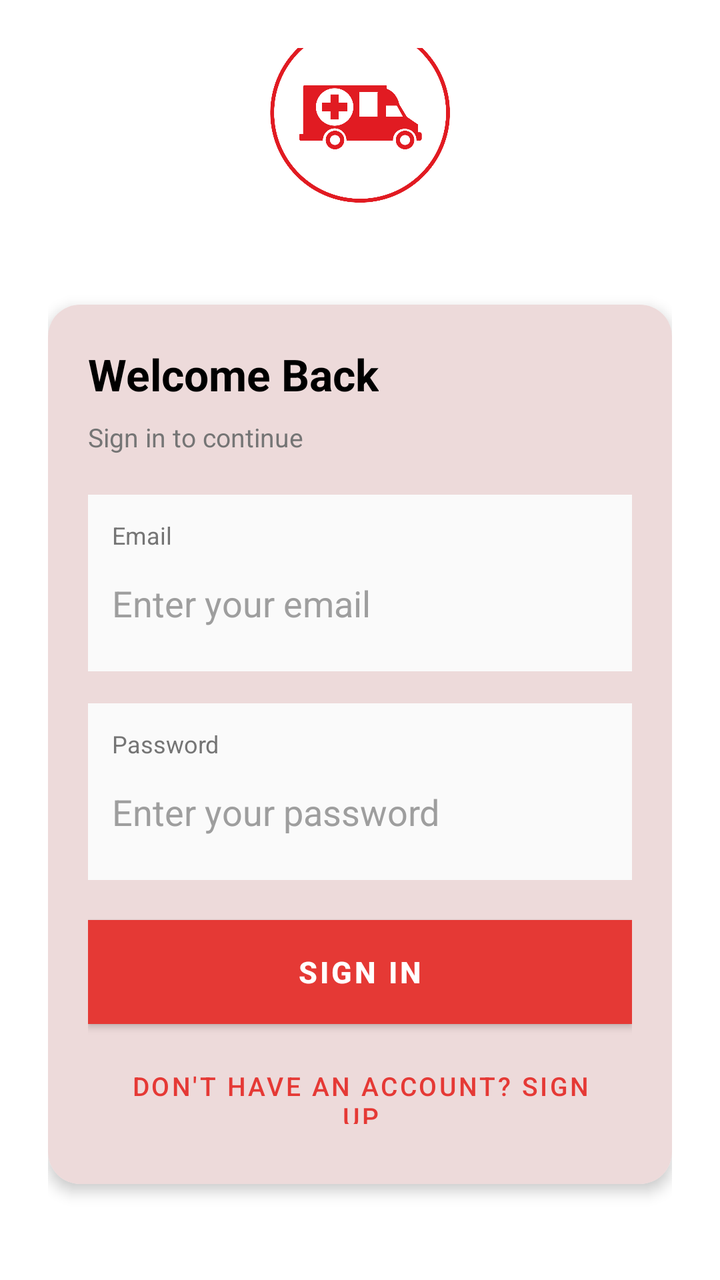
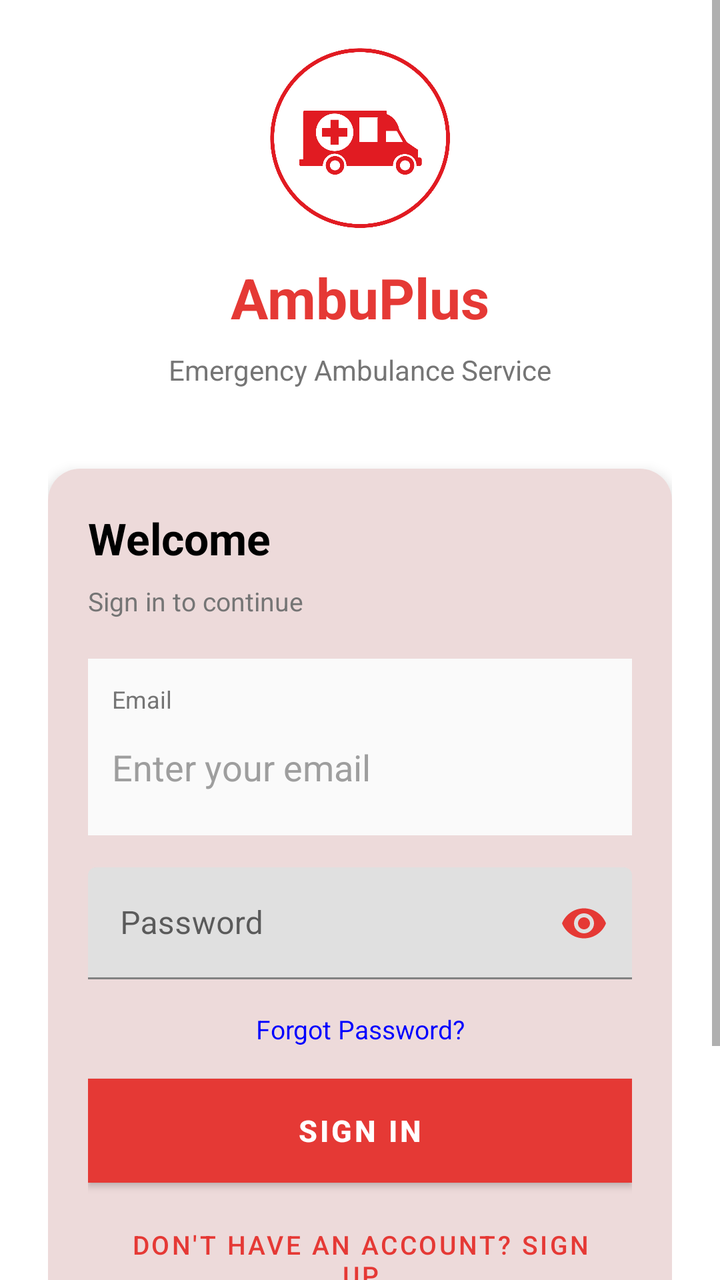

Screens rendered from an Android XML layout before and after an edit, with the pre-edit source and the edit as a unified diff.
<!-- AndroidManifest.xml: activity theme Theme.AmbuPlus -->
<!-- res/layout/activity_login.xml -->
<?xml version="1.0" encoding="utf-8"?>
<LinearLayout xmlns:android="http://schemas.android.com/apk/res/android"
    xmlns:app="http://schemas.android.com/apk/res-auto"
    android:layout_width="match_parent"
    android:layout_height="match_parent"
    android:background="#FFFFFF"
    android:gravity="center_vertical"
    android:orientation="vertical"
    android:padding="24dp">

    
    <LinearLayout
        android:layout_width="match_parent"
        android:layout_height="wrap_content"
        android:layout_marginBottom="40dp"
        android:layout_weight="1"
        android:gravity="center"
        android:orientation="vertical">

        <ImageView
            android:layout_width="90dp"
            android:layout_height="90dp"
            android:contentDescription="AmbuPlus Logo"
            android:src="@drawable/ic_ambulance_logo" />

        <TextView
            android:layout_width="wrap_content"
            android:layout_height="wrap_content"
            android:layout_marginTop="16dp"
            android:text="AmbuPlus"
            android:textColor="#E53935"
            android:textSize="28sp"
            android:textStyle="bold" />

        <TextView
            android:layout_width="wrap_content"
            android:layout_height="wrap_content"
            android:layout_marginTop="8dp"
            android:text="Emergency Ambulance Service"
            android:textColor="#757575"
            android:textSize="14sp" />

    </LinearLayout>

    
    <androidx.cardview.widget.CardView
        android:layout_width="match_parent"
        android:layout_height="wrap_content"
        android:layout_marginBottom="24dp"
        android:layout_weight="0"
        app:cardCornerRadius="16dp"
        app:cardElevation="4dp">

        <LinearLayout
            android:layout_width="match_parent"
            android:layout_height="wrap_content"
            android:background="#EDDADA"
            android:orientation="vertical"
            android:padding="20dp">

            <TextView
                android:layout_width="wrap_content"
                android:layout_height="wrap_content"
                android:layout_marginBottom="8dp"
                android:text="Welcome Back"
                android:textColor="#000000"
                android:textSize="22sp"
                android:textStyle="bold" />

            <TextView
                android:layout_width="wrap_content"
                android:layout_height="wrap_content"
                android:layout_marginBottom="20dp"
                android:text="Sign in to continue"
                android:textColor="#757575"
                android:textSize="13sp" />

            
            <LinearLayout
                android:layout_width="match_parent"
                android:layout_height="wrap_content"
                android:layout_marginBottom="16dp"
                android:background="#FAFAFA"
                android:clickable="true"
                android:focusable="true"
                android:orientation="vertical"
                android:padding="12dp">

                <TextView
                    android:layout_width="wrap_content"
                    android:layout_height="wrap_content"
                    android:layout_marginBottom="4dp"
                    android:text="Email"
                    android:textColor="#757575"
                    android:textSize="12sp" />

                <EditText
                    android:id="@+id/etEmail"
                    android:layout_width="match_parent"
                    android:layout_height="wrap_content"
                    android:background="@null"
                    android:hint="Enter your email"
                    android:inputType="textEmailAddress"
                    android:maxLines="1"
                    android:minHeight="44dp"
                    android:textColor="#000000"
                    android:textColorHint="#9E9E9E" />

            </LinearLayout>

            
            <LinearLayout
                android:layout_width="match_parent"
                android:layout_height="wrap_content"
                android:layout_marginBottom="20dp"
                android:background="#FAFAFA"
                android:clickable="true"
                android:focusable="true"
                android:orientation="vertical"
                android:padding="12dp">

                <TextView
                    android:layout_width="wrap_content"
                    android:layout_height="wrap_content"
                    android:layout_marginBottom="4dp"
                    android:text="Password"
                    android:textColor="#757575"
                    android:textSize="12sp" />

                <EditText
                    android:id="@+id/etPassword"
                    android:layout_width="match_parent"
                    android:layout_height="wrap_content"
                    android:background="@null"
                    android:hint="Enter your password"
                    android:inputType="textPassword"
                    android:maxLines="1"
                    android:minHeight="44dp"
                    android:textColor="#000000"
                    android:textColorHint="#9E9E9E" />

            </LinearLayout>

            
            <Button
                android:id="@+id/btnLogin"
                android:layout_width="match_parent"
                android:layout_height="52dp"
                android:layout_marginBottom="12dp"
                android:background="#E53935"
                android:text="SIGN IN"
                android:textColor="#FFFFFF"
                android:textSize="15sp"
                android:textStyle="bold" />

            
            <Button
                android:id="@+id/tvSignUp"
                android:layout_width="match_parent"
                android:layout_height="48dp"
                android:background="@android:color/transparent"
                android:gravity="center"
                android:text="DON'T HAVE AN ACCOUNT? SIGN UP"
                android:textColor="#E53935"
                android:textSize="13sp" />

        </LinearLayout>

    </androidx.cardview.widget.CardView>

    
    <TextView
        android:id="@+id/tvError"
        android:layout_width="match_parent"
        android:layout_height="wrap_content"
        android:layout_weight="0"
        android:gravity="center"
        android:padding="12dp"
        android:textColor="#F44336"
        android:textSize="13sp"
        android:visibility="gone" />

    
    <ProgressBar
        android:id="@+id/progressBar"
        android:layout_width="wrap_content"
        android:layout_height="wrap_content"
        android:layout_gravity="center"
        android:layout_weight="0"
        android:visibility="gone" />

</LinearLayout>
<!-- resources referenced by this layout -->
<resources>
  <!-- drawable ic_ambulance_logo: png bitmap (drawable, 29346 bytes) -->
  <style name="Theme.AmbuPlus" parent="Theme.MaterialComponents.DayNight.DarkActionBar">
          <item name="android:windowNoTitle">true</item>
          <item name="android:windowActionBar">false</item>
  
          <item name="colorPrimary">#E53935</item>
          <item name="colorOnSurface">#000000</item>
          <item name="colorOnBackground">#000000</item>
      </style>
</resources>

<!-- the commit's change to res/layout/activity_login.xml (unified diff, before → after) -->
@@ -1,192 +1,215 @@
 <?xml version="1.0" encoding="utf-8"?>
-<LinearLayout xmlns:android="http://schemas.android.com/apk/res/android"
+<ScrollView xmlns:android="http://schemas.android.com/apk/res/android"
     xmlns:app="http://schemas.android.com/apk/res-auto"
     android:layout_width="match_parent"
     android:layout_height="match_parent"
-    android:background="#FFFFFF"
-    android:gravity="center_vertical"
-    android:orientation="vertical"
-    android:padding="24dp">
-
-    
+    android:fillViewport="true"
+    android:background="#FFFFFF">
+
     <LinearLayout
         android:layout_width="match_parent"
         android:layout_height="wrap_content"
-        android:layout_marginBottom="40dp"
-        android:layout_weight="1"
-        android:gravity="center"
-        android:orientation="vertical">
-
-        <ImageView
-            android:layout_width="90dp"
-            android:layout_height="90dp"
-            android:contentDescription="AmbuPlus Logo"
-            android:src="@drawable/ic_ambulance_logo" />
-
-        <TextView
-            android:layout_width="wrap_content"
-            android:layout_height="wrap_content"
-            android:layout_marginTop="16dp"
-            android:text="AmbuPlus"
-            android:textColor="#E53935"
-            android:textSize="28sp"
-            android:textStyle="bold" />
-
-        <TextView
-            android:layout_width="wrap_content"
-            android:layout_height="wrap_content"
-            android:layout_marginTop="8dp"
-            android:text="Emergency Ambulance Service"
-            android:textColor="#757575"
-            android:textSize="14sp" />
-
-    </LinearLayout>
-
-    
-    <androidx.cardview.widget.CardView
-        android:layout_width="match_parent"
-        android:layout_height="wrap_content"
-        android:layout_marginBottom="24dp"
-        android:layout_weight="0"
-        app:cardCornerRadius="16dp"
-        app:cardElevation="4dp">
-
+        android:gravity="center_vertical"
+        android:orientation="vertical"
+        android:padding="24dp">
+
+        
         <LinearLayout
             android:layout_width="match_parent"
             android:layout_height="wrap_content"
-            android:background="#EDDADA"
-            android:orientation="vertical"
-            android:padding="20dp">
+            android:layout_marginBottom="40dp"
+            android:layout_weight="1"
+            android:gravity="center"
+            android:orientation="vertical">
+
+            <ImageView
+                android:layout_width="90dp"
+                android:layout_height="90dp"
+                android:contentDescription="AmbuPlus Logo"
+                android:src="@drawable/ic_ambulance_logo" />
 
             <TextView
                 android:layout_width="wrap_content"
                 android:layout_height="wrap_content"
-                android:layout_marginBottom="8dp"
-                android:text="Welcome Back"
-                android:textColor="#000000"
-                android:textSize="22sp"
+                android:layout_marginTop="16dp"
+                android:text="AmbuPlus"
+                android:textColor="#E53935"
+                android:textSize="28sp"
                 android:textStyle="bold" />
 
             <TextView
                 android:layout_width="wrap_content"
                 android:layout_height="wrap_content"
-                android:layout_marginBottom="20dp"
-                android:text="Sign in to continue"
+                android:layout_marginTop="8dp"
+                android:text="Emergency Ambulance Service"
                 android:textColor="#757575"
-                android:textSize="13sp" />
-
-            
+                android:textSize="14sp" />
+
+        </LinearLayout>
+
+        
+        <androidx.cardview.widget.CardView
+            android:layout_width="match_parent"
+            android:layout_height="wrap_content"
+            android:layout_marginBottom="24dp"
+            android:layout_weight="0"
+            app:cardCornerRadius="16dp"
+            app:cardElevation="4dp">
+
             <LinearLayout
                 android:layout_width="match_parent"
                 android:layout_height="wrap_content"
-                android:layout_marginBottom="16dp"
-                android:background="#FAFAFA"
-                android:clickable="true"
-                android:focusable="true"
+                android:background="#EDDADA"
                 android:orientation="vertical"
-                android:padding="12dp">
+                android:padding="20dp">
 
                 <TextView
                     android:layout_width="wrap_content"
                     android:layout_height="wrap_content"
-                    android:layout_marginBottom="4dp"
-                    android:text="Email"
-                    android:textColor="#757575"
-                    android:textSize="12sp" />
-
-                <EditText
-                    android:id="@+id/etEmail"
-                    android:layout_width="match_parent"
-                    android:layout_height="wrap_content"
-                    android:background="@null"
-                    android:hint="Enter your email"
-                    android:inputType="textEmailAddress"
-                    android:maxLines="1"
-                    android:minHeight="44dp"
+                    android:layout_marginBottom="8dp"
+                    android:text="Welcome"
                     android:textColor="#000000"
-                    android:textColorHint="#9E9E9E" />
-
-            </LinearLayout>
-
-            
-            <LinearLayout
-                android:layout_width="match_parent"
-                android:layout_height="wrap_content"
-                android:layout_marginBottom="20dp"
-                android:background="#FAFAFA"
-                android:clickable="true"
-                android:focusable="true"
-                android:orientation="vertical"
-                android:padding="12dp">
+                    android:textSize="22sp"
+                    android:textStyle="bold" />
 
                 <TextView
                     android:layout_width="wrap_content"
                     android:layout_height="wrap_content"
-                    android:layout_marginBottom="4dp"
-                    android:text="Password"
+                    android:layout_marginBottom="20dp"
+                    android:text="Sign in to continue"
                     android:textColor="#757575"
-                    android:textSize="12sp" />
-
-                <EditText
-                    android:id="@+id/etPassword"
-                    android:layout_width="match_parent"
-                    android:layout_height="wrap_content"
-                    android:background="@null"
-                    android:hint="Enter your password"
-                    android:inputType="textPassword"
-                    android:maxLines="1"
-                    android:minHeight="44dp"
-                    android:textColor="#000000"
-                    android:textColorHint="#9E9E9E" />
+                    android:textSize="13sp" />
+
+                
+                <LinearLayout
+                    android:layout_width="match_parent"
+                    android:layout_height="wrap_content"
+                    android:layout_marginBottom="16dp"
+                    android:background="#FAFAFA"
+                    android:clickable="true"
+                    android:focusable="true"
+                    android:orientation="vertical"
+                    android:padding="12dp">
+
+                    <TextView
+                        android:layout_width="wrap_content"
+                        android:layout_height="wrap_content"
+                        android:layout_marginBottom="4dp"
+                        android:text="Email"
+                        android:textColor="#757575"
+                        android:textSize="12sp" />
+
+                    <EditText
+                        android:id="@+id/etEmail"
+                        android:layout_width="match_parent"
+                        android:layout_height="wrap_content"
+                        android:background="@null"
+                        android:hint="Enter your email"
+                        android:inputType="textEmailAddress"
+                        android:maxLines="1"
+                        android:minHeight="44dp"
+                        android:textColor="#000000"
+                        android:textColorHint="#9E9E9E" />
+
+                </LinearLayout>
+
+                
+                <com.google.android.material.textfield.TextInputLayout
+                    android:id="@+id/tilPassword"
+                    android:layout_width="match_parent"
+                    android:layout_height="wrap_content"
+                    android:layout_marginBottom="16dp"
+                    app:passwordToggleEnabled="true"
+                    app:passwordToggleTint="#E53935">
+
+                    <com.google.android.material.textfield.TextInputEditText
+                        android:id="@+id/etPassword"
+                        android:layout_width="match_parent"
+                        android:layout_height="wrap_content"
+                        android:hint="Password"
+                        android:inputType="textPassword"
+                        android:minHeight="56dp"
+                        android:textColor="#000000"
+                        android:textColorHint="#9E9E9E" />
+
+                </com.google.android.material.textfield.TextInputLayout>
+
+                
+                <TextView
+                    android:id="@+id/tvForgotPassword"
+                    android:layout_width="match_parent"
+                    android:layout_height="wrap_content"
+                    android:text="Forgot Password?"
+                    android:textColor="#0000FF"
+                    android:textSize="13sp"
+                    android:gravity="center"
+                    android:layout_marginBottom="16dp"
+                    android:clickable="true"
+                    android:focusable="true" />
+
+                
+                <Button
+                    android:id="@+id/btnLogin"
+                    android:layout_width="match_parent"
+                    android:layout_height="52dp"
+                    android:layout_marginBottom="12dp"
+                    android:background="#E53935"
+                    android:text="SIGN IN"
+                    android:textColor="#FFFFFF"
+                    android:textSize="15sp"
+                    android:textStyle="bold" />
+
+                
+                <Button
+                    android:id="@+id/tvSignUp"
+                    android:layout_width="match_parent"
+                    android:layout_height="48dp"
+                    android:background="@android:color/transparent"
+                    android:gravity="center"
+                    android:text="DON'T HAVE AN ACCOUNT? SIGN UP"
+                    android:textColor="#E53935"
+                    android:textSize="13sp" />
+
+                
+                <Button
+                    android:id="@+id/btnEmergencyRequest"
+                    android:layout_width="match_parent"
+                    android:layout_height="wrap_content"
+                    android:minHeight="56dp"
+                    android:text="🚨 EMERGENCY REQUEST"
+                    android:textSize="12sp"
+                    android:textStyle="bold"
+                    android:background="#F44336"
+                    android:textColor="#FFFFFF"
+                    android:layout_marginTop="8dp"
+                    android:gravity="center"
+                    android:padding="8dp" />
 
             </LinearLayout>
 
-            
-            <Button
-                android:id="@+id/btnLogin"
-                android:layout_width="match_parent"
-                android:layout_height="52dp"
-                android:layout_marginBottom="12dp"
-                android:background="#E53935"
-                android:text="SIGN IN"
-                android:textColor="#FFFFFF"
-                android:textSize="15sp"
-                android:textStyle="bold" />
-
-            
-            <Button
-                android:id="@+id/tvSignUp"
-                android:layout_width="match_parent"
-                android:layout_height="48dp"
-                android:background="@android:color/transparent"
-                android:gravity="center"
-                android:text="DON'T HAVE AN ACCOUNT? SIGN UP"
-                android:textColor="#E53935"
-                android:textSize="13sp" />
-
-        </LinearLayout>
-
-    </androidx.cardview.widget.CardView>
-
-    
-    <TextView
-        android:id="@+id/tvError"
-        android:layout_width="match_parent"
-        android:layout_height="wrap_content"
-        android:layout_weight="0"
-        android:gravity="center"
-        android:padding="12dp"
-        android:textColor="#F44336"
-        android:textSize="13sp"
-        android:visibility="gone" />
-
-    
-    <ProgressBar
-        android:id="@+id/progressBar"
-        android:layout_width="wrap_content"
-        android:layout_height="wrap_content"
-        android:layout_gravity="center"
-        android:layout_weight="0"
-        android:visibility="gone" />
-
-</LinearLayout>
+        </androidx.cardview.widget.CardView>
+
+        
+        <TextView
+            android:id="@+id/tvError"
+            android:layout_width="match_parent"
+            android:layout_height="wrap_content"
+            android:layout_weight="0"
+            android:gravity="center"
+            android:padding="12dp"
+            android:textColor="#F44336"
+            android:textSize="13sp"
+            android:visibility="gone" />
+
+        
+        <ProgressBar
+            android:id="@+id/progressBar"
+            android:layout_width="wrap_content"
+            android:layout_height="wrap_content"
+            android:layout_gravity="center"
+            android:layout_weight="0"
+            android:visibility="gone" />
+
+    </LinearLayout>
+
+</ScrollView>
